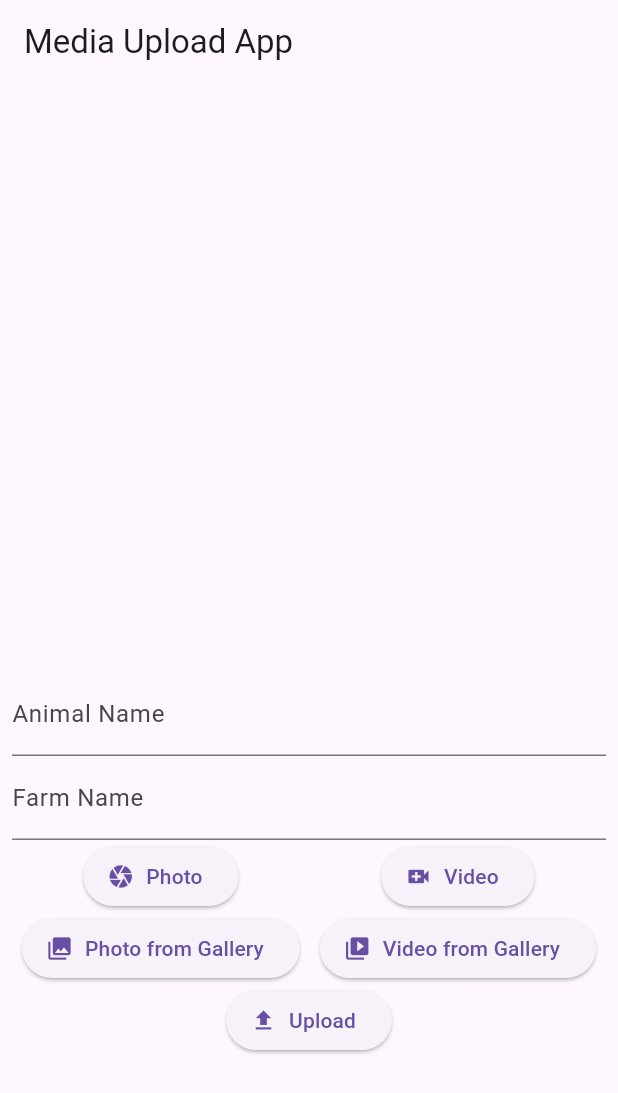
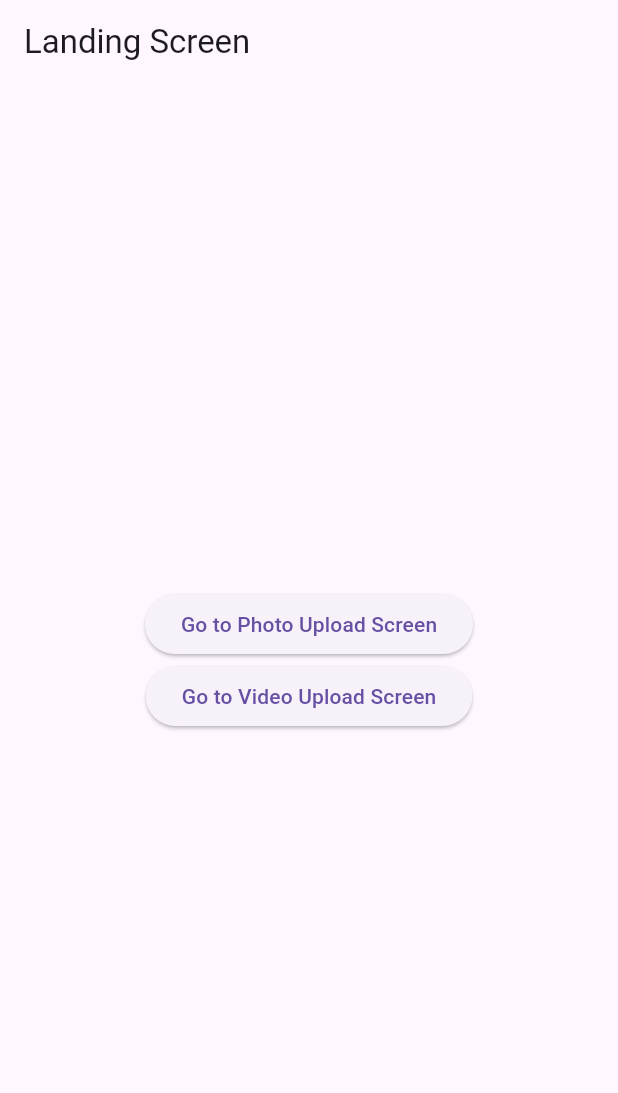
Before and after one commit to roscodetech/datacap, a Flutter app: the screen it shows after launch, on a phone screen of 412 x 824 dp. Shown: the top 1093 px of the screen. Run offline on Flutter 3.47's test engine with Material 3 defaults, Android fonts, the phone set to English and light mode, and no system bars; our stand-ins replace firebase_core, firebase_storage, image_picker; accounts and stored records are empty.

Commit message:
split into video, photo section, added landing page

```diff
--- a/lib/main.dart
+++ b/lib/main.dart
@@ -1,8 +1,10 @@
 import 'package:flutter/material.dart';
 import 'package:provider/provider.dart';
 import 'package:firebase_core/firebase_core.dart';
-import 'home_screen.dart';
-import '../providers/media_provider.dart';
+import 'screens/photo_screen.dart';
+import 'screens/video_screen.dart';
+import 'screens/landing_screen.dart';
+import 'providers/media_provider.dart';
 
 void main() async {
   WidgetsFlutterBinding.ensureInitialized();
@@ -27,7 +29,11 @@ class MyApp extends StatelessWidget {
         theme: ThemeData(
           primarySwatch: Colors.blue,
         ),
-        home: HomeScreen(),
+        home: LandingScreen(),
+        routes: {
+          PhotoScreen.routeName: (ctx) => PhotoScreen(),
+          VideoScreen.routeName: (ctx) => VideoScreen(),
+        },
       ),
     );
   }
--- /dev/null
+++ b/lib/screens/landing_screen.dart
@@ -0,0 +1,35 @@
+import 'package:flutter/material.dart';
+import 'photo_screen.dart';
+import 'video_screen.dart';
+
+class LandingScreen extends StatelessWidget {
+  static const routeName = '/landing';
+
+  @override
+  Widget build(BuildContext context) {
+    return Scaffold(
+      appBar: AppBar(
+        title: Text('Landing Screen'),
+      ),
+      body: Center(
+        child: Column(
+          mainAxisAlignment: MainAxisAlignment.center,
+          children: [
+            ElevatedButton(
+              onPressed: () {
+                Navigator.of(context).pushNamed(PhotoScreen.routeName);
+              },
+              child: Text('Go to Photo Upload Screen'),
+            ),
+            ElevatedButton(
+              onPressed: () {
+                Navigator.of(context).pushNamed(VideoScreen.routeName);
+              },
+              child: Text('Go to Video Upload Screen'),
+            ),
+          ],
+        ),
+      ),
+    );
+  }
+}
--- a/lib/home_screen.dart
+++ b/lib/screens/video_screen.dart
@@ -5,10 +5,12 @@ import 'package:path_provider/path_provider.dart';
 import 'dart:io';
 import 'package:provider/provider.dart';
 
-import './models/media_data.dart';
-import './providers/media_provider.dart';
+import '../models/media_data.dart';
+import '../providers/media_provider.dart';
 
-class HomeScreen extends StatelessWidget {
+class VideoScreen extends StatelessWidget {
+  static const routeName = '/video-screen';
+
   @override
   Widget build(BuildContext context) {
     return Scaffold(
@@ -96,11 +98,11 @@ class _MediaInputState extends State<MediaInput> {
                 Row(
                   mainAxisAlignment: MainAxisAlignment.spaceAround,
                   children: [
-                    ElevatedButton.icon(
-                      icon: Icon(Icons.camera),
-                      label: Text('Photo'),
-                      onPressed: () => _pickMedia(ImageSource.camera, false),
-                    ),
+                    // ElevatedButton.icon(
+                    //   icon: Icon(Icons.camera),
+                    //   label: Text('Photo'),
+                    //   onPressed: () => _pickMedia(ImageSource.camera, false),
+                    // ),
                     ElevatedButton.icon(
                       icon: Icon(Icons.video_call),
                       label: Text('Video'),
@@ -111,11 +113,11 @@ class _MediaInputState extends State<MediaInput> {
                 Row(
                   mainAxisAlignment: MainAxisAlignment.spaceAround,
                   children: [
-                    ElevatedButton.icon(
-                      icon: Icon(Icons.photo_library),
-                      label: Text('Photo from Gallery'),
-                      onPressed: () => _pickMedia(ImageSource.gallery, false),
-                    ),
+                    // ElevatedButton.icon(
+                    //   icon: Icon(Icons.photo_library),
+                    //   label: Text('Photo from Gallery'),
+                    //   onPressed: () => _pickMedia(ImageSource.gallery, false),
+                    // ),
                     ElevatedButton.icon(
                       icon: Icon(Icons.video_library),
                       label: Text('Video from Gallery'),
@@ -147,7 +149,7 @@ class MediaList extends StatelessWidget {
           itemBuilder: (ctx, index) {
             final media = mediaProvider.mediaList[index];
             return ListTile(
-              leading: media.filePath.endsWith('.mp4')
+              leading: media.isVideo
                   ? Icon(Icons.video_library)
                   : Image.file(File(media.filePath), width: 50, height: 50),
               title: Text(media.animalName),
```
Also changed, not shown: lib/screens/photo_screen.dart (added, +163 -0 lines).
